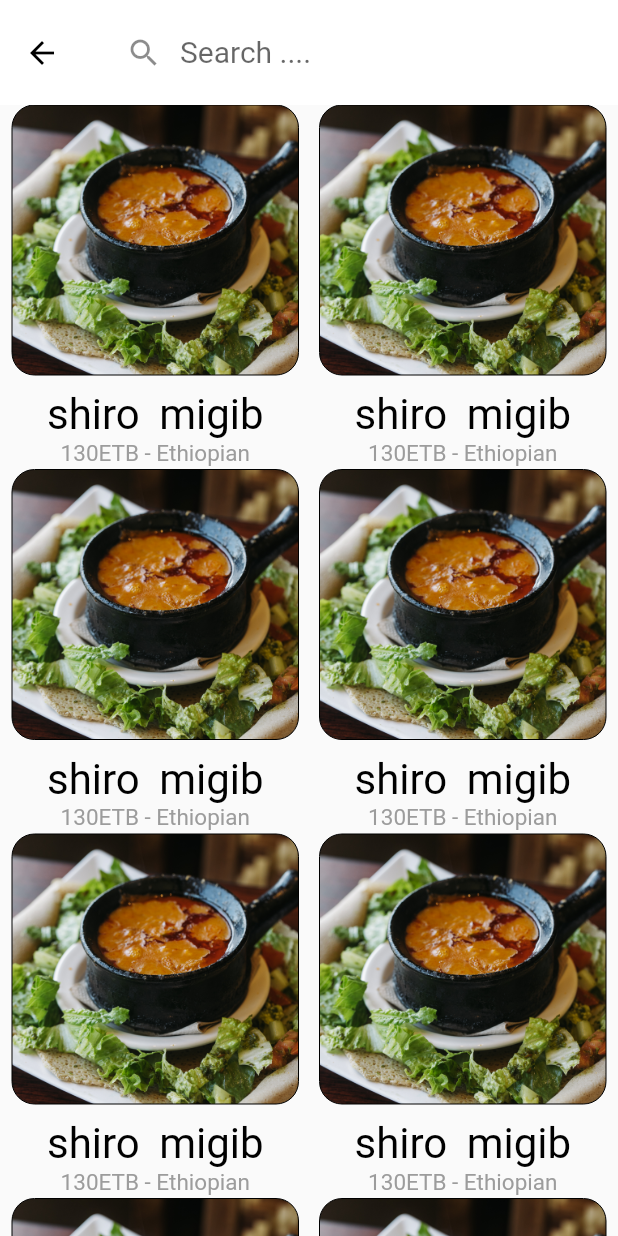
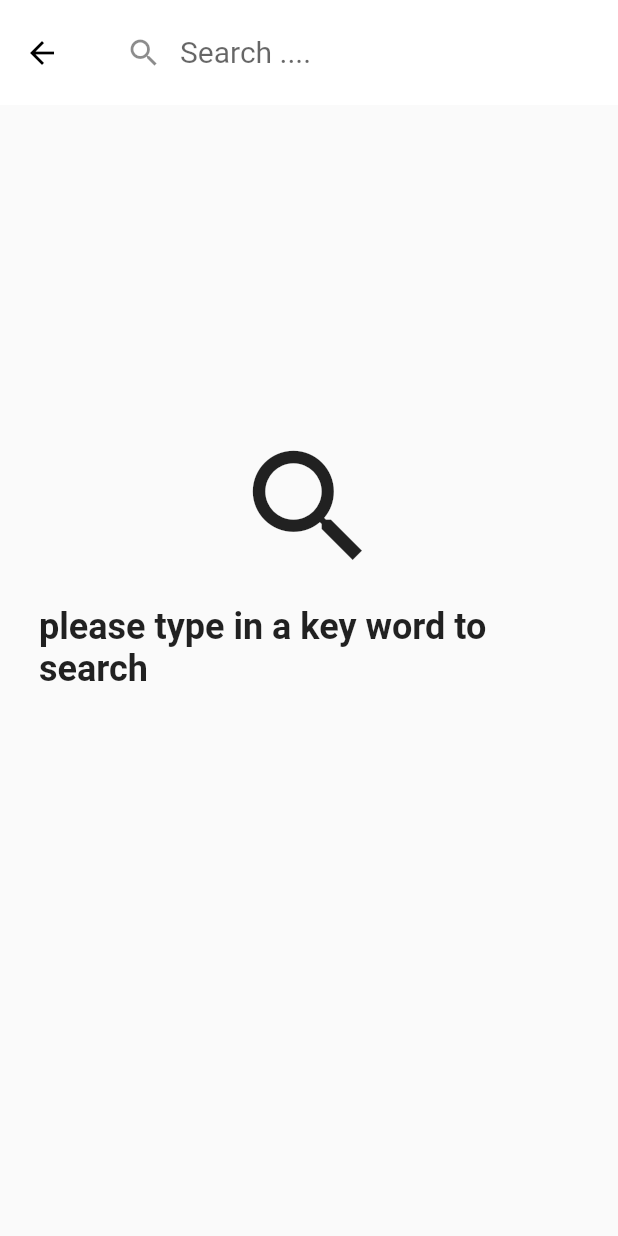
Before and after one commit to Zagwe/enebla_user_app, a Flutter app: the Search screen opened directly, on a phone screen of 412 x 824 dp. Run offline on Flutter 3.47's test engine with Material 2 defaults, Android fonts, the phone set to English and light mode, and no system bars; our stand-ins replace google_nav_bar, infinite_scroll_pagination, line_icons; network calls fail.

Commit message:
search page initialized: search result

```diff
--- a/lib/screens/search/search.dart
+++ b/lib/screens/search/search.dart
@@ -4,7 +4,7 @@ class Search extends StatelessWidget {
    Search({Key? key}) : super(key: key);
 
   List<String> searchResult =[
-    '130ETB - Ethiopian','shiro migib'
+    // '130ETB - Ethiopian','shiro migib'
   ];
 
   @override
@@ -64,9 +64,9 @@ class Search extends StatelessWidget {
                   Padding(
                     padding: EdgeInsets.all(8.0),
                     child: Text(
-                      'please type in a key word',
+                      'please type in a key word to search',
                       style: TextStyle(
-                          fontSize: 20, fontWeight: FontWeight.w600),
+                          fontSize: 24, fontWeight: FontWeight.w600),
                     ),
                   ),
                 ],
```
